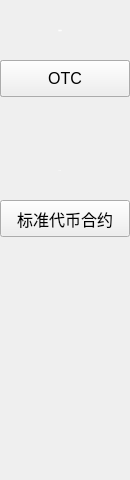
Qt form functionBar/FunctionExchangeWidget.ui (Whitecoin-Owner/WhitecoinLightWallet) before a commit.
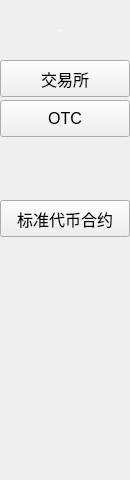
The same form after that commit.

```diff
--- a/functionBar/FunctionExchangeWidget.ui
+++ b/functionBar/FunctionExchangeWidget.ui
@@ -46,7 +46,7 @@
    <property name="geometry">
     <rect>
      <x>0</x>
-     <y>60</y>
+     <y>100</y>
      <width>130</width>
      <height>37</height>
     </rect>
```
